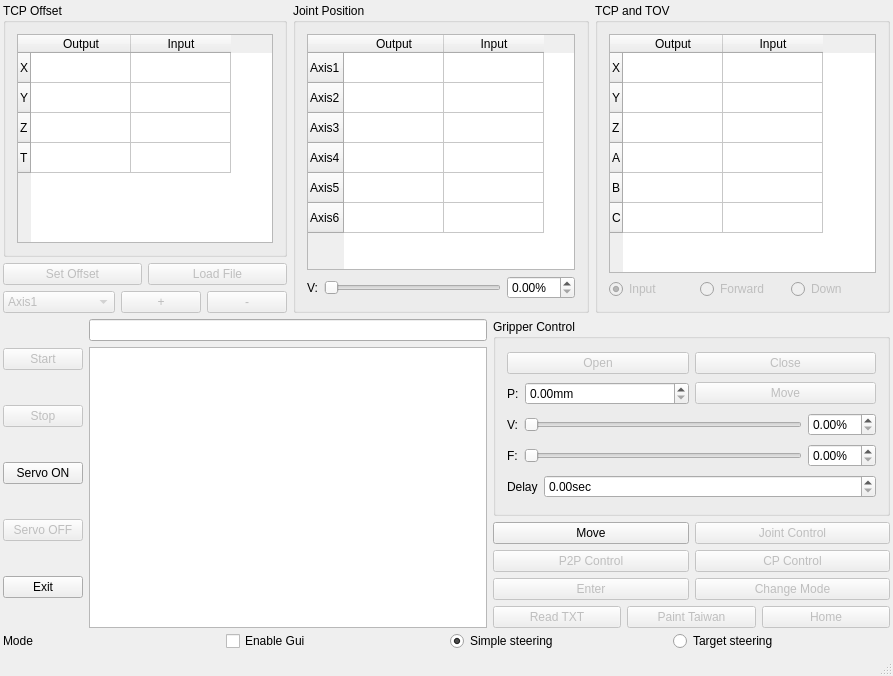
First picture: the form in core/mainwindow.ui, repository kmolLin/robotic_control, before the edit.
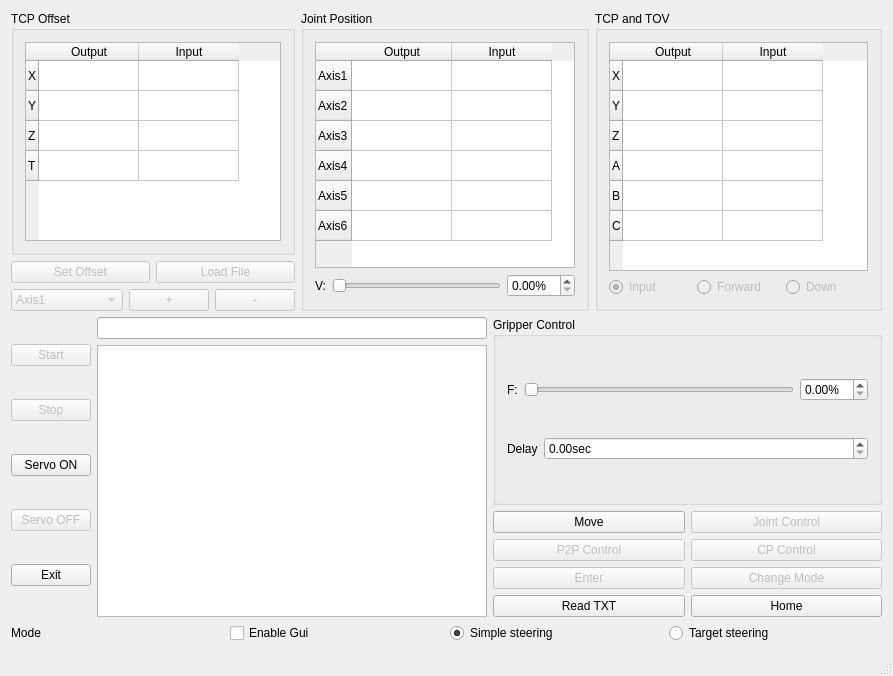
Second picture: the form after the edit.

The edit to the form file:
```diff
--- a/core/mainwindow.ui
+++ b/core/mainwindow.ui
@@ -15,21 +15,6 @@
   </property>
   <widget class="QWidget" name="centralWidget">
    <layout class="QVBoxLayout" name="verticalLayout_2">
-    <property name="spacing">
-     <number>3</number>
-    </property>
-    <property name="leftMargin">
-     <number>3</number>
-    </property>
-    <property name="topMargin">
-     <number>3</number>
-    </property>
-    <property name="rightMargin">
-     <number>3</number>
-    </property>
-    <property name="bottomMargin">
-     <number>3</number>
-    </property>
     <item>
      <layout class="QVBoxLayout" name="verticalLayout_6">
       <item>
@@ -423,93 +408,6 @@
              <string>Gripper Control</string>
             </property>
             <layout class="QVBoxLayout" name="verticalLayout">
-             <item>
-              <layout class="QHBoxLayout" name="horizontalLayout_27">
-               <item>
-                <widget class="QPushButton" name="pushButton_3">
-                 <property name="enabled">
-                  <bool>false</bool>
-                 </property>
-                 <property name="text">
-                  <string>Open</string>
-                 </property>
-                </widget>
-               </item>
-               <item>
-                <widget class="QPushButton" name="pushButton_4">
-                 <property name="enabled">
-                  <bool>false</bool>
-                 </property>
-                 <property name="text">
-                  <string>Close</string>
-                 </property>
-                </widget>
-               </item>
-              </layout>
-             </item>
-             <item>
-              <layout class="QHBoxLayout" name="horizontalLayout_28">
-               <item>
-                <layout class="QHBoxLayout" name="horizontalLayout_29">
-                 <item>
-                  <widget class="QLabel" name="label_23">
-                   <property name="sizePolicy">
-                    <sizepolicy hsizetype="Fixed" vsizetype="Preferred">
-                     <horstretch>0</horstretch>
-                     <verstretch>0</verstretch>
-                    </sizepolicy>
-                   </property>
-                   <property name="text">
-                    <string>P:</string>
-                   </property>
-                  </widget>
-                 </item>
-                 <item>
-                  <widget class="QDoubleSpinBox" name="doubleSpinBox_30">
-                   <property name="suffix">
-                    <string>mm</string>
-                   </property>
-                  </widget>
-                 </item>
-                </layout>
-               </item>
-               <item>
-                <widget class="QPushButton" name="pushButton_5">
-                 <property name="enabled">
-                  <bool>false</bool>
-                 </property>
-                 <property name="text">
-                  <string>Move</string>
-                 </property>
-                </widget>
-               </item>
-              </layout>
-             </item>
-             <item>
-              <layout class="QHBoxLayout" name="horizontalLayout_30">
-               <item>
-                <widget class="QLabel" name="label_24">
-                 <property name="text">
-                  <string>V:</string>
-                 </property>
-                </widget>
-               </item>
-               <item>
-                <widget class="QSlider" name="horizontalSlider_2">
-                 <property name="orientation">
-                  <enum>Qt::Horizontal</enum>
-                 </property>
-                </widget>
-               </item>
-               <item>
-                <widget class="QDoubleSpinBox" name="doubleSpinBox_29">
-                 <property name="suffix">
-                  <string>%</string>
-                 </property>
-                </widget>
-               </item>
-              </layout>
-             </item>
              <item>
               <layout class="QHBoxLayout" name="horizontalLayout_31">
                <item>
@@ -645,27 +543,17 @@
               <item>
                <widget class="QPushButton" name="readtxt_btn">
                 <property name="enabled">
-                 <bool>false</bool>
+                 <bool>true</bool>
                 </property>
                 <property name="text">
                  <string>Read TXT</string>
                 </property>
                </widget>
               </item>
-              <item>
-               <widget class="QPushButton" name="paint_btn">
-                <property name="enabled">
-                 <bool>false</bool>
-                </property>
-                <property name="text">
-                 <string>Paint Taiwan</string>
-                </property>
-               </widget>
-              </item>
               <item>
                <widget class="QPushButton" name="home_btn">
                 <property name="enabled">
-                 <bool>false</bool>
+                 <bool>true</bool>
                 </property>
                 <property name="text">
                  <string>Home</string>
```
